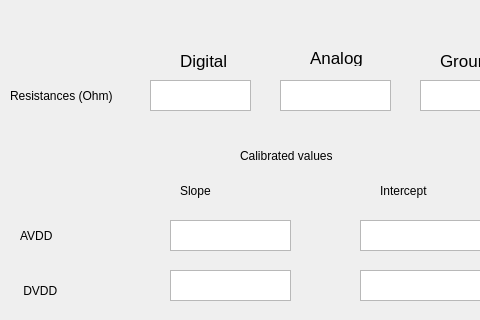
Old version of the form GUI/calibrationpb.ui in the repository AudreyFrancisco/SingleLadderQualification; both pictures show x 0 to 480 and y 0 to 320 of the 842 by 608 pixel window.
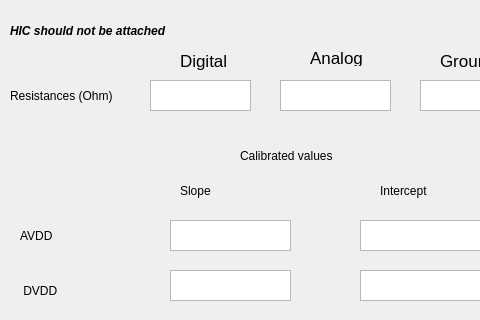
New version of the form.

Commit message: Writing time in db

```diff
--- a/GUI/calibrationpb.ui
+++ b/GUI/calibrationpb.ui
@@ -382,6 +382,26 @@
     <string>Bottom</string>
    </property>
   </widget>
+  <widget class="QLabel" name="label_14">
+   <property name="geometry">
+    <rect>
+     <x>10</x>
+     <y>10</y>
+     <width>181</width>
+     <height>41</height>
+    </rect>
+   </property>
+   <property name="font">
+    <font>
+     <weight>75</weight>
+     <italic>true</italic>
+     <bold>true</bold>
+    </font>
+   </property>
+   <property name="text">
+    <string>HIC should not be attached</string>
+   </property>
+  </widget>
  </widget>
  <resources/>
  <connections/>
```
The commit also changes 1 other file.
